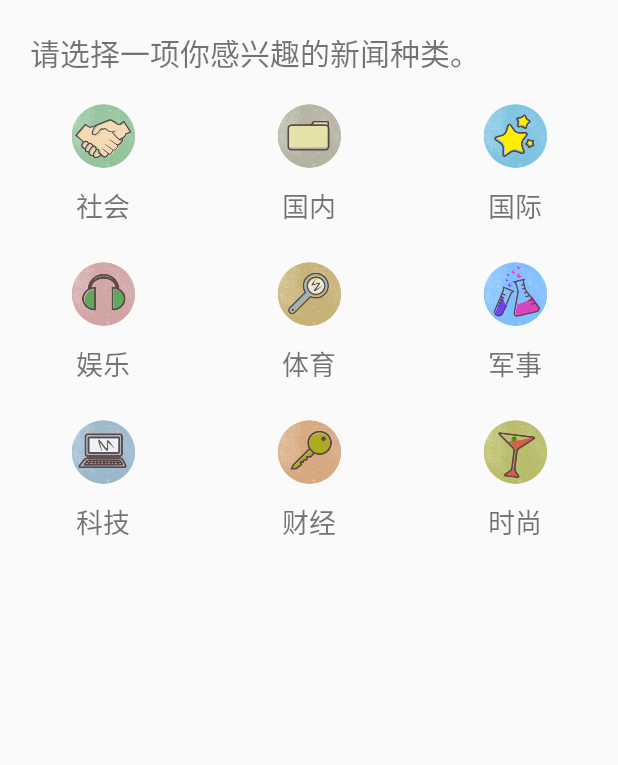
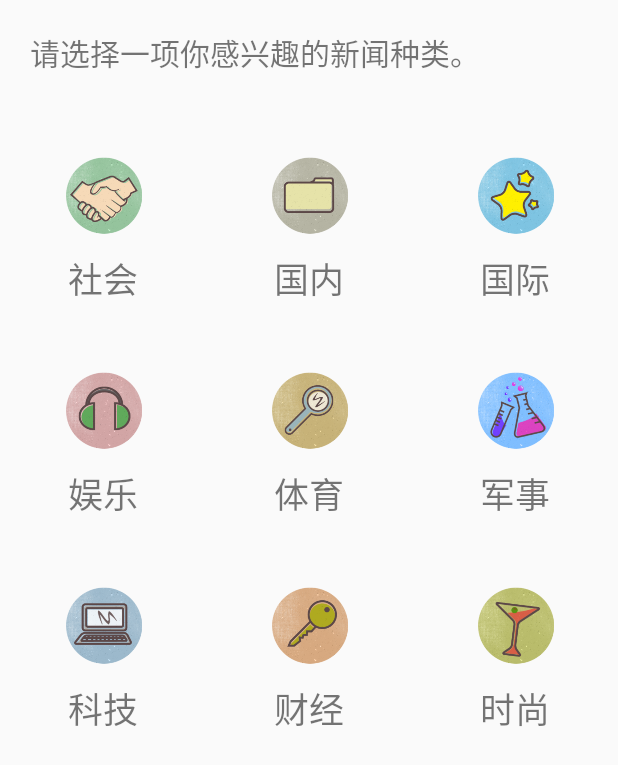
Before and after one commit to FoxyWinner/TodaysHeadlineTraining, an Android app: the screen it shows after launch (PererencesActivity), on a phone screen of 412 x 824 dp. Shown: the top 765 px of the screen. Run offline under Robolectric (Android 15) with nearby library versions, the phone set to English and light mode, and no system bars.

Commit message:
偏好页面更改了部分参数，more suitable。

```diff
--- a/app/src/main/res/layout/activity_pererences.xml
+++ b/app/src/main/res/layout/activity_pererences.xml
@@ -9,21 +9,22 @@
 
 
     <TextView
-        android:textSize="20sp"
+        android:layout_width="wrap_content"
+        android:layout_height="wrap_content"
         android:layout_marginLeft="20dp"
         android:layout_marginTop="20dp"
         android:text="@string/perference_word"
-        android:layout_width="wrap_content"
-        android:layout_height="wrap_content" />
+        android:textSize="20sp" />
 
     <GridView
+        android:layout_gravity="center_vertical"
         android:id="@+id/gridView"
         android:layout_width="fill_parent"
         android:layout_height="wrap_content"
         android:numColumns="3"
         android:columnWidth="50dp"
-        android:layout_below="@+id/MainActivityrlTwo"
-        android:layout_marginTop="5dp"
+        android:verticalSpacing="20dp"
+        android:layout_marginTop="40dp"
         />
 
 </LinearLayout>
--- a/app/src/main/res/layout/grid_item.xml
+++ b/app/src/main/res/layout/grid_item.xml
@@ -8,8 +8,8 @@
     >
     <ImageView
         android:id="@+id/gridImage"
-        android:layout_width="50dp"
-        android:layout_height="50dp"
+        android:layout_width="60dp"
+        android:layout_height="60dp"
         android:layout_gravity="center_horizontal"
         />
     <TextView
@@ -17,8 +17,7 @@
         android:layout_width="wrap_content"
         android:layout_height="wrap_content"
         android:layout_gravity="center_horizontal"
-        android:textSize="18sp"
-        android:lines="1"
+        android:textSize="23sp"
         android:layout_marginTop="8dp"
         />
 </LinearLayout>
```
